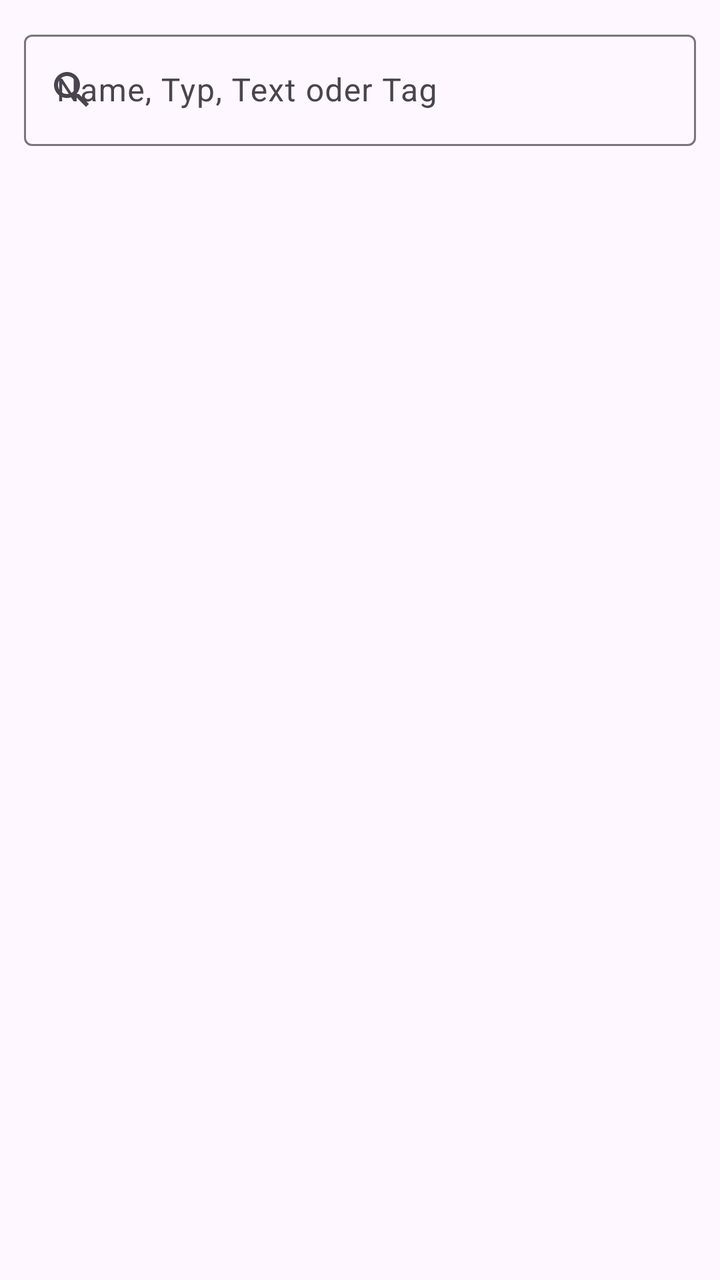
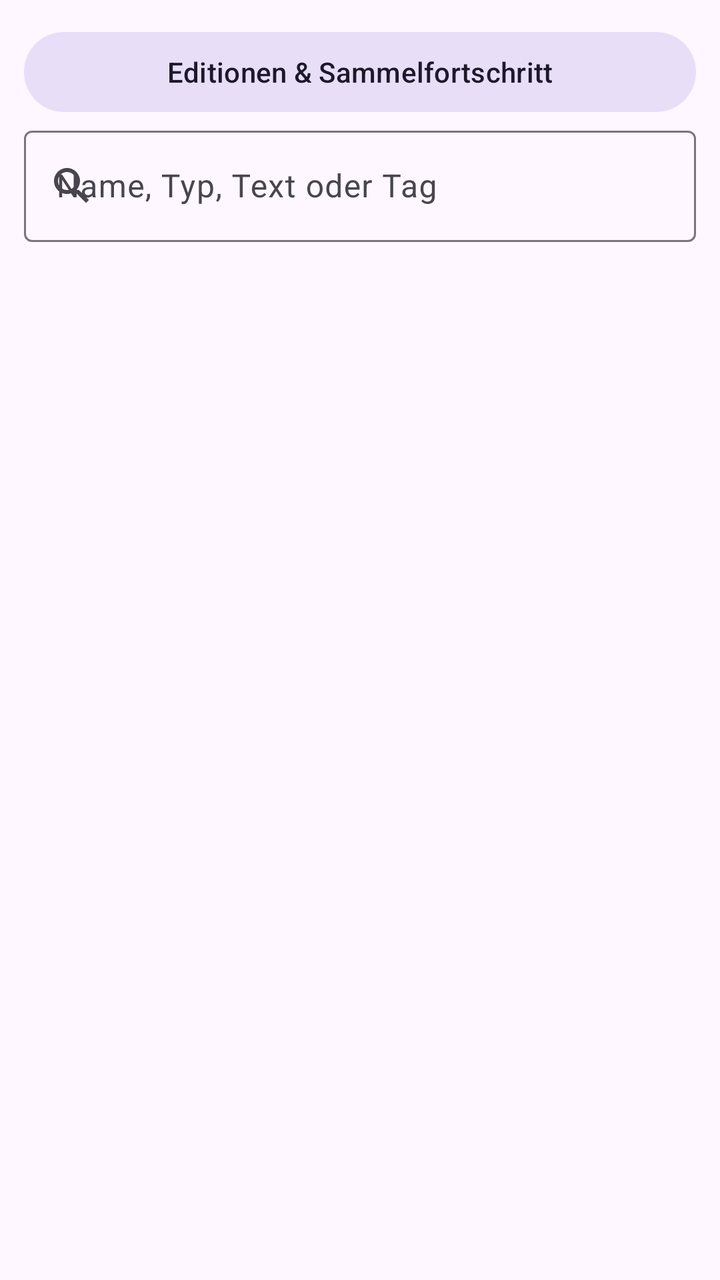

Two renders of the same Android screen: before a commit and after it. Below are the layout's source before the change and the commit's diff.
<!-- AndroidManifest.xml: application theme Theme.MTGCards -->
<!-- res/layout/fragment_search.xml -->
<?xml version="1.0" encoding="utf-8"?>
<LinearLayout xmlns:android="http://schemas.android.com/apk/res/android"
    xmlns:app="http://schemas.android.com/apk/res-auto"
    android:layout_width="match_parent"
    android:layout_height="match_parent"
    android:orientation="vertical"
    android:paddingHorizontal="12dp"
    android:paddingTop="12dp">

    <com.google.android.material.textfield.TextInputLayout
        style="@style/Widget.Material3.TextInputLayout.OutlinedBox"
        android:layout_width="match_parent"
        android:layout_height="wrap_content"
        android:hint="Name, Typ, Text oder Tag"
        app:startIconDrawable="@drawable/ic_search">

        <com.google.android.material.textfield.TextInputEditText
            android:id="@+id/searchInput"
            android:layout_width="match_parent"
            android:layout_height="wrap_content"
            android:imeOptions="actionSearch"
            android:inputType="text" />
    </com.google.android.material.textfield.TextInputLayout>

    <HorizontalScrollView
        android:layout_width="match_parent"
        android:layout_height="wrap_content"
        android:scrollbars="none">

        <com.google.android.material.chip.ChipGroup
            android:id="@+id/colorChips"
            android:layout_width="wrap_content"
            android:layout_height="wrap_content"
            app:singleLine="true" />
    </HorizontalScrollView>

    <com.google.android.material.chip.ChipGroup
        android:id="@+id/tagChips"
        android:layout_width="match_parent"
        android:layout_height="wrap_content"
        app:singleLine="true" />

    <TextView
        android:id="@+id/count"
        android:layout_width="match_parent"
        android:layout_height="wrap_content"
        android:paddingVertical="6dp"
        android:textSize="12sp" />

    <androidx.recyclerview.widget.RecyclerView
        android:id="@+id/list"
        android:layout_width="match_parent"
        android:layout_height="match_parent" />
</LinearLayout>
<!-- resources referenced by this layout -->
<resources>
  <!-- drawable ic_search (drawable) -->
  <vector xmlns:android="http://schemas.android.com/apk/res/android"
      android:width="24dp" android:height="24dp" android:viewportWidth="24" android:viewportHeight="24"
      android:tint="?attr/colorControlNormal">
      <path android:fillColor="@android:color/white" android:pathData="M15.5,14h-0.79l-0.28,-0.27C15.41,12.59 16,11.11 16,9.5 16,5.91 13.09,3 9.5,3S3,5.91 3,9.5 5.91,16 9.5,16c1.61,0 3.09,-0.59 4.23,-1.57l0.27,0.28v0.79l5,4.99L20.49,19l-4.99,-5zM9.5,14C7.01,14 5,11.99 5,9.5S7.01,5 9.5,5 14,7.01 14,9.5 11.99,14 9.5,14z" />
  </vector>
  <style name="Theme.MTGCards" parent="Theme.Material3.DayNight.NoActionBar">
          <item name="colorPrimary">@color/accent</item>
          <item name="colorSecondary">@color/gold</item>
          <item name="colorPrimaryContainer">@color/accent</item>
          <item name="colorOnPrimaryContainer">#FFFFFF</item>
      </style>
  <color name="accent">#8B6CFF</color>
  <color name="gold">#E2A03F</color>
</resources>

<!-- the commit's change to res/layout/fragment_search.xml (unified diff, before → after) -->
@@ -6,6 +6,13 @@
     android:orientation="vertical"
     android:paddingHorizontal="12dp"
     android:paddingTop="12dp">
+
+    <Button
+        android:id="@+id/btnSets"
+        style="@style/Widget.Material3.Button.TonalButton"
+        android:layout_width="match_parent"
+        android:layout_height="wrap_content"
+        android:text="Editionen &amp; Sammelfortschritt" />
 
     <com.google.android.material.textfield.TextInputLayout
         style="@style/Widget.Material3.TextInputLayout.OutlinedBox"
